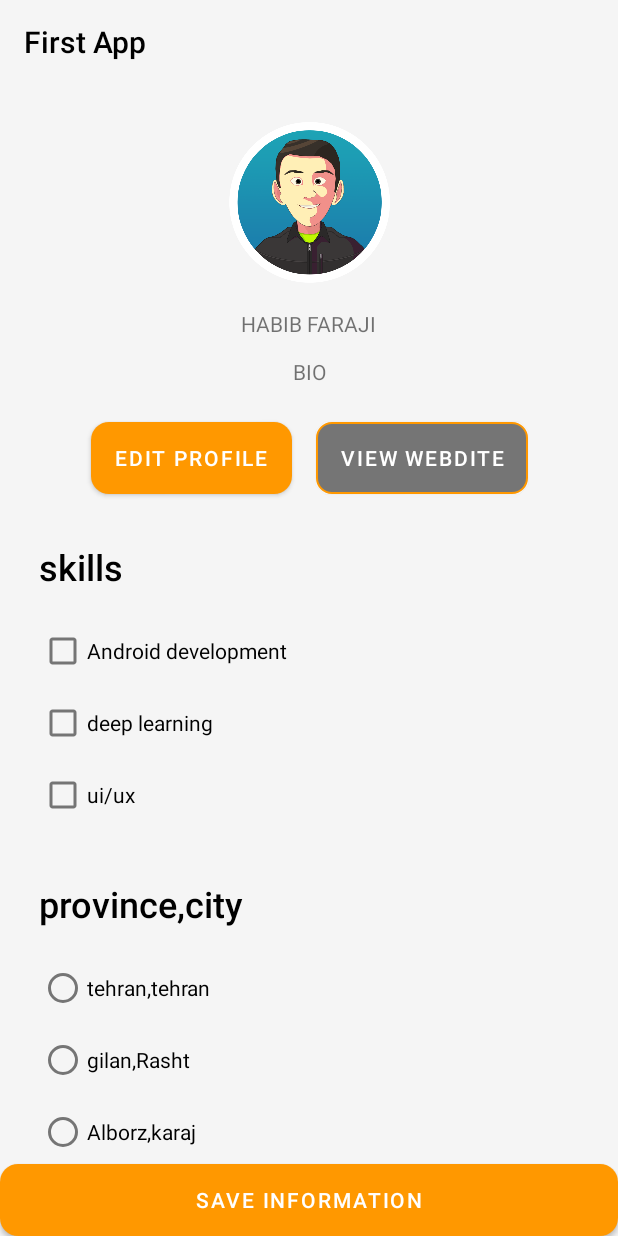
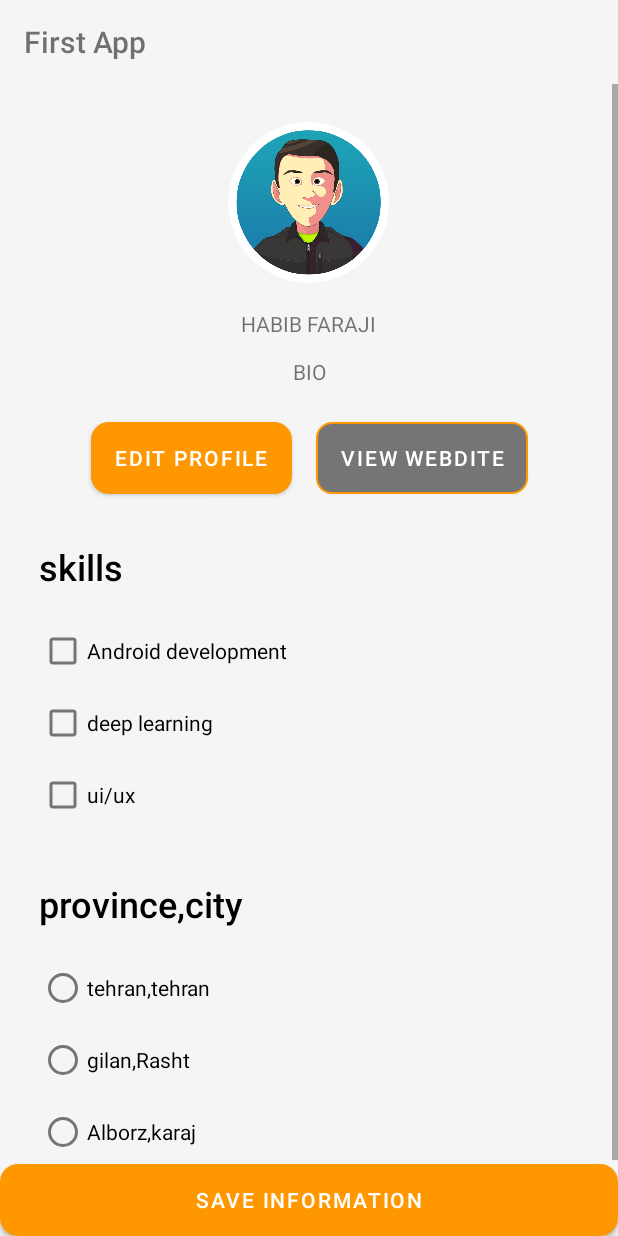
Before and after one commit to scottfarajigh/profile_page_train_number7, an Android app: the layout activity_main.xml on its own in the app's theme, with its tools: preview values and no code run, on a phone screen of 412 x 824 dp. Run offline under Robolectric (Android 15) with nearby library versions, the phone set to English and light mode, and no system bars.

Commit message:
app_is_dynamic

```diff
--- a/app/src/main/res/layout/activity_main.xml
+++ b/app/src/main/res/layout/activity_main.xml
@@ -1,5 +1,5 @@
 <?xml version="1.0" encoding="utf-8"?>
-<androidx.constraintlayout.widget.ConstraintLayout xmlns:android="http://schemas.android.com/apk/res/android"
+<RelativeLayout xmlns:android="http://schemas.android.com/apk/res/android"
 
     xmlns:app="http://schemas.android.com/apk/res-auto"
     xmlns:tools="http://schemas.android.com/tools"
@@ -10,19 +10,41 @@
 
     <TextView
         android:id="@+id/main_appName"
-        android:layout_width="0dp"
+        android:layout_width="match_parent"
         android:layout_height="56dp"
-        android:elevation="10dp"
         android:fontFamily="sans-serif-medium"
         android:gravity="center_vertical"
         android:paddingStart="16dp"
         android:text="@string/app_name"
-        android:textColor="@color/black"
         android:textSize="20sp"
         app:layout_constraintEnd_toEndOf="parent"
-        app:layout_constraintHorizontal_bias="0.0"
         app:layout_constraintStart_toStartOf="parent"
         app:layout_constraintTop_toTopOf="parent" />
+
+
+    <Button
+        android:id="@+id/main_saveInformation_btn"
+        android:layout_width="match_parent"
+        android:layout_height="wrap_content"
+        android:background="@drawable/btn_background_primary"
+        android:text="@string/main_saveinformation"
+        app:backgroundTint="@null"
+        app:layout_constraintBottom_toBottomOf="parent"
+        android:layout_alignParentBottom="true"
+        app:layout_constraintEnd_toEndOf="parent"
+        app:layout_constraintStart_toStartOf="parent" />
+
+
+    <ScrollView
+        android:layout_width="match_parent"
+        android:layout_height="match_parent"
+        android:layout_below="@+id/main_appName"
+        android:layout_above="@+id/main_saveInformation_btn"
+        >
+        <androidx.constraintlayout.widget.ConstraintLayout
+            android:layout_width="match_parent"
+            android:layout_height="wrap_content">
+
 
             <ImageView
                 android:id="@+id/main_image"
@@ -30,8 +52,9 @@
                 android:layout_height="110dp"
                 android:layout_marginTop="24dp"
                 app:layout_constraintEnd_toEndOf="parent"
+                app:layout_constraintHorizontal_bias="0.498"
                 app:layout_constraintStart_toStartOf="parent"
-        app:layout_constraintTop_toBottomOf="@+id/main_appName"
+                app:layout_constraintTop_toTopOf="parent"
                 app:srcCompat="@drawable/profile_image" />
 
             <TextView
@@ -49,7 +72,6 @@
                 android:layout_width="wrap_content"
                 android:layout_height="wrap_content"
                 android:layout_marginTop="16dp"
-        android:text="TextView"
                 app:layout_constraintEnd_toEndOf="parent"
                 app:layout_constraintStart_toStartOf="parent"
                 app:layout_constraintTop_toBottomOf="@+id/main_userName_tv"
@@ -166,15 +188,9 @@
                     android:text="@string/alborzkaraj" />
             </RadioGroup>
 
-    <Button
-        android:id="@+id/main_saveInformation_btn"
-        android:layout_width="0dp"
-        android:layout_height="wrap_content"
-        android:background="@drawable/btn_background_primary"
-        android:text="@string/main_saveinformation"
-        app:backgroundTint="@null"
-        app:layout_constraintBottom_toBottomOf="parent"
-        app:layout_constraintEnd_toEndOf="parent"
-        app:layout_constraintStart_toStartOf="parent" />
+
 
         </androidx.constraintlayout.widget.ConstraintLayout>
+    </ScrollView>
+
+</RelativeLayout>
```
Also changed, not shown: app/src/main/AndroidManifest.xml (+7 -0 lines), app/src/main/java/com/example/myapplication/Activit_editProfile.java (added, +42 -0 lines), app/src/main/java/com/example/myapplication/MainActivity.java (+55 -0 lines), app/src/main/res/layout/activity_activit_edit_profile.xml (added, +37 -0 lines). Lines whose indentation alone changed are shown as unchanged.
